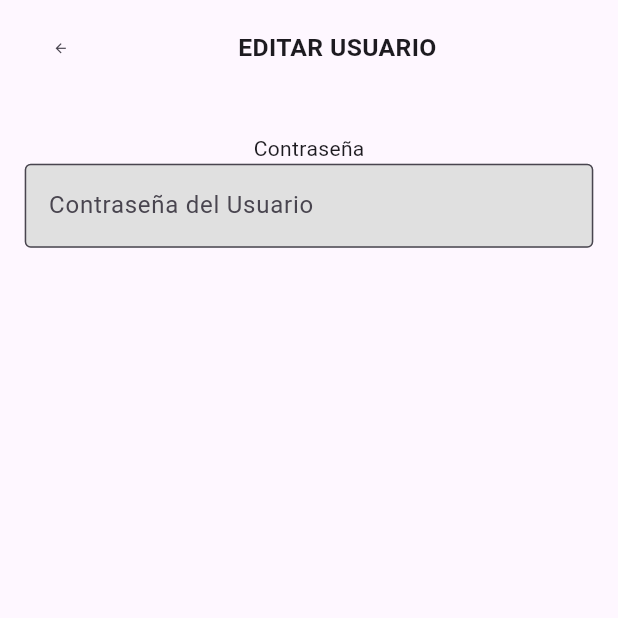
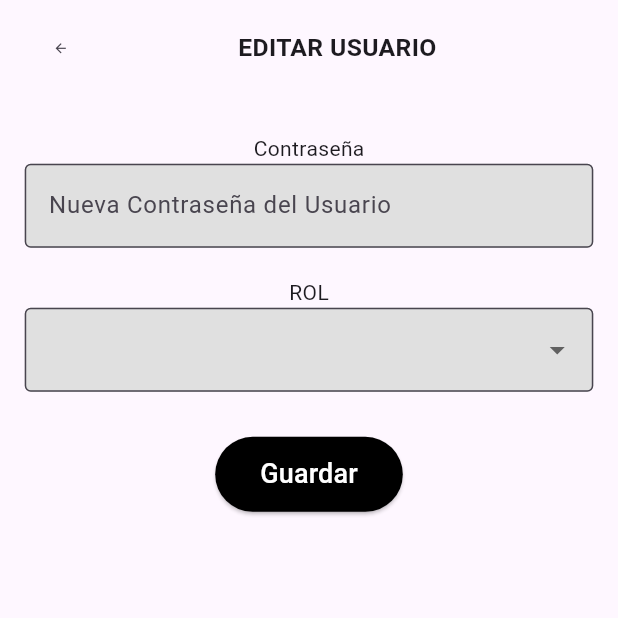
Before and after one commit to daanilm14/TFG, a Flutter app: the EditarUsuario screen opened directly with empty values, on a phone screen of 412 x 824 dp, the top half of it. Run offline on Flutter 3.47's test engine with Material 3 defaults, Android fonts, the phone set to English and light mode, and no system bars; our stand-ins replace cloud_firestore, firebase_auth, firebase_core; accounts and stored records are empty.

Commit message:
Corrección de como se crean los usuarios, ahora es necesario rellenar todos los parámetros para crear un usuario.
Correción del paso de un usuario de una interfaz a otra, ahora se pasa como un objeto Usuario.

Interfaz de EditarUsuario funcional sin botón de eliminar usuario

```diff
--- a/lib/CrearUsuario.dart
+++ b/lib/CrearUsuario.dart
@@ -31,8 +31,9 @@ class _CrearUsuarioState extends State<CrearUsuario> {
       return;
     }
 
-    Usuario usuario = Usuario(nombre: nombre, email: email, passwd: passwd);
+    Usuario usuario = Usuario(uid: '',nombre: nombre, email: email, rol: rol);
     await usuario.addUsuario(nombre, email, passwd, rol);
+
 
     ScaffoldMessenger.of(context).showSnackBar(
       const SnackBar(content: Text('Usuario creado con éxito')),
--- a/lib/EditarUsuario.dart
+++ b/lib/EditarUsuario.dart
@@ -1,7 +1,8 @@
 import 'package:flutter/material.dart';
+import 'package:tfg/Usuario.dart';
 
 class EditarUsuario extends StatefulWidget {
-  final Map<String, dynamic> usuario;
+  final Usuario usuario;
   const EditarUsuario({super.key, required this.usuario});
 
   @override
@@ -9,31 +10,56 @@ class EditarUsuario extends StatefulWidget {
 }
 
 class _EditarUsuarioState extends State<EditarUsuario> {
+  final List<String> roles = ['administrador', 'usuario'];
+  final TextEditingController contrasenaController = TextEditingController();
+  late String rolSeleccionado;
 
-  final TextEditingController contrasenaController = TextEditingController();
-  String? rolSeleccionado;
+  @override
+  void initState() {
+    super.initState();
+    rolSeleccionado = widget.usuario.rol; // Inicializar con el rol actual
+  }
 
-  void EditarUsuario() async {
+  void editarUsuario() async {
     final contrasena = contrasenaController.text.trim();
     final rol = rolSeleccionado;
 
-    if (contrasena.isEmpty && rol == null) {
+    // Validación
+    if (contrasena.isEmpty && rol == widget.usuario.rol) {
       ScaffoldMessenger.of(context).showSnackBar(
-        const SnackBar(content: Text('Por favor, complete todos los campos')),
-      );
-      return;
-    } else if (contrasena.isNotEmpty && contrasena.length > 6) {
-      usuario.
-      return;
-    } else if (rol == null) {
-      ScaffoldMessenger.of(context).showSnackBar(
-        const SnackBar(content: Text('Por favor, seleccione un rol')),
+        const SnackBar(content: Text('No hay cambios para guardar')),
       );
       return;
     }
 
+    // Validar contraseña si se intenta cambiar
+    if (contrasena.isNotEmpty && contrasena.length < 6) {
+      ScaffoldMessenger.of(context).showSnackBar(
+        const SnackBar(content: Text('La contraseña debe tener al menos 6 caracteres')),
+      );
+      return;
+    }
+
+    // Actualizar datos según sea necesario
+    try {
+      if (contrasena.isNotEmpty && contrasena.length >= 6) {
+        await widget.usuario.updatePassword(contrasena);
+      }
+
+      if (rol != widget.usuario.rol) {
+        await widget.usuario.updateRol(widget.usuario.uid, rol);
+      }
+
+      ScaffoldMessenger.of(context).showSnackBar(
+        const SnackBar(content: Text('Cambios guardados correctamente')),
+      );
+
+    } catch (e) {
+      ScaffoldMessenger.of(context).showSnackBar(
+        SnackBar(content: Text('Error al actualizar: $e')),
+      );
+    }
   }
-
 
   @override
   Widget build(BuildContext context) {
@@ -58,37 +84,83 @@ class _EditarUsuarioState extends State<EditarUsuario> {
                   Row(
                     children: [
                       IconButton(
-                        iconSize: backIconSize, // Tamaño del ícono de la flecha
+                        iconSize: backIconSize,
                         icon: const Icon(Icons.arrow_back),
-                        onPressed: () {
-                          Navigator.pop(context);
-                        },
+                        onPressed: () => Navigator.pop(context),
                       ),
                       Expanded(
                         child: Center(
                           child: Text(
-                            'EDITAR USUARIO', // Título con tamaño dinámico
+                            'EDITAR USUARIO',
                             style: TextStyle(
-                              fontSize: titleSize, // Tamaño del título
+                              fontSize: titleSize,
                               fontWeight: FontWeight.bold,
                             ),
                           ),
                         ),
                       ),
-                      SizedBox(width: backIconSize), // Espacio a la derecha del ícono
+                      SizedBox(width: backIconSize),
                     ],
                   ),
-                  SizedBox(height: screenHeight * 0.04), // más espacio
+                  SizedBox(height: screenHeight * 0.04),
 
+                  // CAMPO CONTRASEÑA
                   const Text('Contraseña'),
                   TextField(
                     controller: contrasenaController,
                     obscureText: true,
                     decoration: InputDecoration(
-                      hintText: 'Contraseña del Usuario',
+                      hintText: 'Nueva Contraseña del Usuario',
                       border: OutlineInputBorder(),
                       filled: true,
-                      fillColor: Colors.grey[300], // Color gris claro de fondo
+                      fillColor: Colors.grey[300],
+                    ),
+                  ),
+
+                  const SizedBox(height: 20),
+
+                  // CAMPO ROL
+                  const Text('ROL'),
+                  DropdownButtonFormField<String>(
+                    value: rolSeleccionado,
+                    decoration: InputDecoration(
+                      border: OutlineInputBorder(),
+                      filled: true,
+                      fillColor: Colors.grey[300],
+                    ),
+                    onChanged: (value) {
+                      setState(() {
+                        rolSeleccionado = value!;
+                      });
+                    },
+                    items: roles.map((rol) {
+                      return DropdownMenuItem(
+                        value: rol,
+                        child: Text(rol),
+                      );
+                    }).toList(),
+                  ),
+
+                  const SizedBox(height: 30),
+
+                  // BOTÓN GUARDAR
+                  Center(
+                    child: ElevatedButton(
+                      onPressed: editarUsuario,
+                      style: ElevatedButton.styleFrom(
+                        backgroundColor: Colors.black,
+                        shape: RoundedRectangleBorder(
+                          borderRadius: BorderRadius.circular(30),
+                        ),
+                        padding: const EdgeInsets.symmetric(horizontal: 30, vertical: 12),
+                      ),
+                      child: const Text(
+                        'Guardar',
+                        style: TextStyle(
+                          fontSize: 18,
+                          color: Colors.white,
+                        ),
+                      ),
                     ),
                   ),
                 ],
--- a/lib/main.dart
+++ b/lib/main.dart
@@ -41,8 +41,8 @@ class _LoginScreenState extends State<LoginScreen> {
     String email = emailController.text.trim();
     String password = passwordController.text.trim();
 
-    Usuario usuario = Usuario(nombre: '',email: email, passwd: password);
-    Map<String, dynamic>? datosUsuario = await usuario.loginUsuario();
+    Usuario usuario = Usuario(uid: '',nombre: '',email: email, rol:'');
+    Map<String, dynamic>? datosUsuario = await usuario.loginUsuario(password);
     print(datosUsuario); // Imprimir los datos del usuario para depuración
 
     if (datosUsuario != null) {
```
Also changed, not shown: lib/ListaUsuarios.dart (+48 -41 lines), lib/Usuario.dart (+49 -40 lines).
